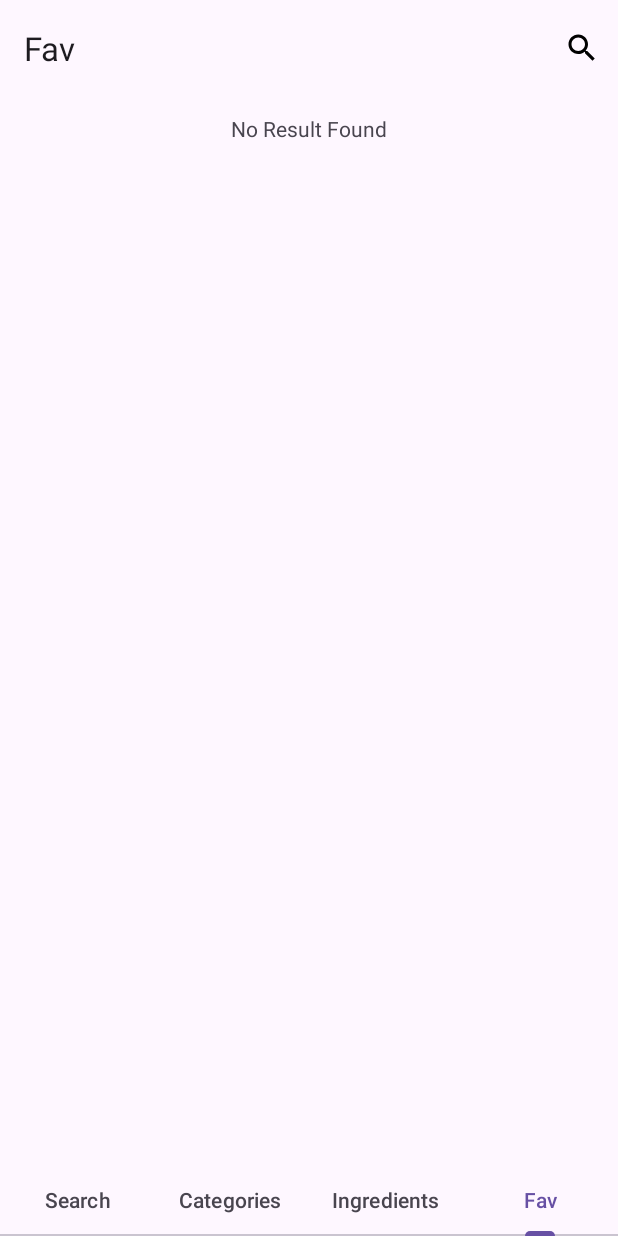
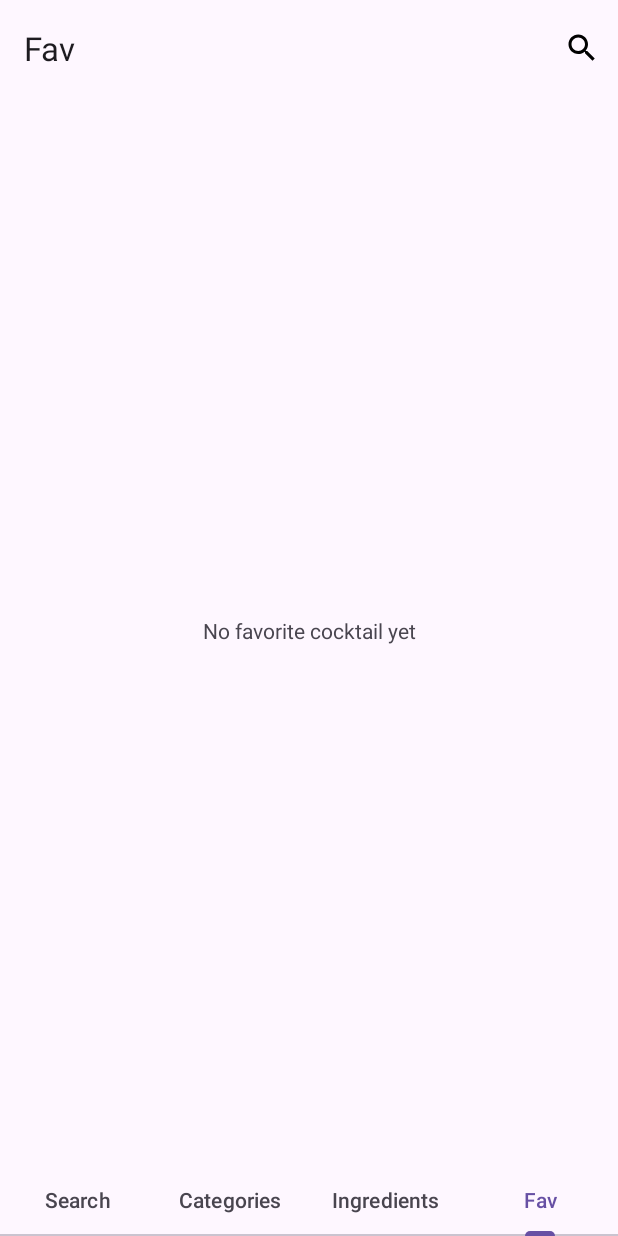
Before and after one commit to fbour33/CocktailApp, an Android app: the screen it shows after launch (MainActivity), item 4 of the bottom bar chosen, on a phone screen of 412 x 824 dp. Run offline under Robolectric (Android 15) with nearby library versions, the phone set to English and light mode, and no system bars; our stand-ins replace Picasso; pictures from the network do not load.

Commit message:
Change no result found for fav

```diff
--- a/app/src/main/java/com/example/cocktailapp/ui/favorites/FavoritesFragment.kt
+++ b/app/src/main/java/com/example/cocktailapp/ui/favorites/FavoritesFragment.kt
@@ -29,10 +29,6 @@ class FavoritesFragment : Fragment() {
     private var allFavoritesLength: Int = 0
     private lateinit var searchAdapter: SearchAdapter
 
-    override fun onCreate(savedInstanceState: Bundle?) {
-        super.onCreate(savedInstanceState)
-    }
-
     override fun onCreateView(
         inflater: LayoutInflater, container: ViewGroup?,
         savedInstanceState: Bundle?
@@ -40,6 +36,7 @@ class FavoritesFragment : Fragment() {
         // Inflate the layout for this fragment
         binding = FragmentSearchBinding.inflate(inflater, container, false)
         binding.circularProgressIndicator.visibility = View.VISIBLE
+        binding.noFavView.visibility = View.INVISIBLE
         binding.noResultView.visibility = View.INVISIBLE
         binding.cocktailRecyclerView.visibility = View.INVISIBLE
         return binding.root
@@ -83,7 +80,7 @@ class FavoritesFragment : Fragment() {
             binding.cocktailRecyclerView.layoutManager = gridLayoutManager
             binding.circularProgressIndicator.visibility = View.GONE
             if (drinkList.isEmpty()) {
-                binding.noResultView.visibility = View.VISIBLE
+                binding.noFavView.visibility = View.VISIBLE
             } else {
                 binding.cocktailRecyclerView.visibility = View.VISIBLE
             }
--- a/app/src/main/java/com/example/cocktailapp/ui/search/SearchFragment.kt
+++ b/app/src/main/java/com/example/cocktailapp/ui/search/SearchFragment.kt
@@ -39,6 +39,7 @@ class SearchFragment : Fragment() {
         binding.noResultView.visibility = View.INVISIBLE
         binding.cocktailRecyclerView.visibility = View.INVISIBLE
         binding.circularProgressIndicator.visibility = View.VISIBLE
+        binding.noFavView.visibility = View.INVISIBLE
         searchService.fetchData(ApiUrls.URL_COCKTAIL_SEARCH, query) { drinksResponse ->
             drinksResponse?.let {
                 updateUI(it.drinks)
--- a/app/src/main/res/layout/fragment_search.xml
+++ b/app/src/main/res/layout/fragment_search.xml
@@ -38,5 +38,16 @@
         android:text="@string/no_result_message"
         android:layout_margin="12dp"/>
 
+    <TextView
+        android:id="@+id/no_fav_view"
+        android:layout_width="wrap_content"
+        android:layout_height="wrap_content"
+        app:layout_constraintStart_toStartOf="parent"
+        app:layout_constraintEnd_toEndOf="parent"
+        app:layout_constraintTop_toTopOf="parent"
+        app:layout_constraintBottom_toBottomOf="parent"
+        android:text="@string/no_favorite_cocktail_yet"
+        android:layout_margin="12dp"/>
+
 
 </androidx.constraintlayout.widget.ConstraintLayout>
--- a/app/src/main/res/values/strings.xml
+++ b/app/src/main/res/values/strings.xml
@@ -17,4 +17,5 @@
     <!-- TODO: Remove or change this placeholder text -->
     <string name="hello_blank_fragment">Hello blank fragment</string>
     <string name="favorites_text">Fav</string>
+    <string name="no_favorite_cocktail_yet">No favorite cocktail yet</string>
 </resources>
```
